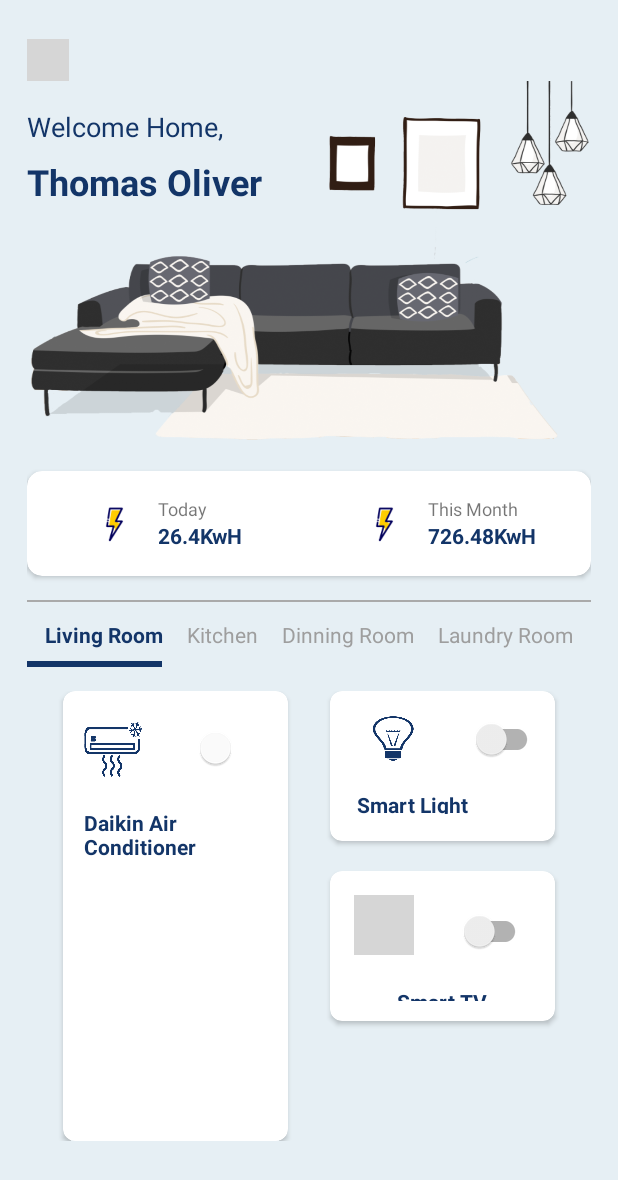
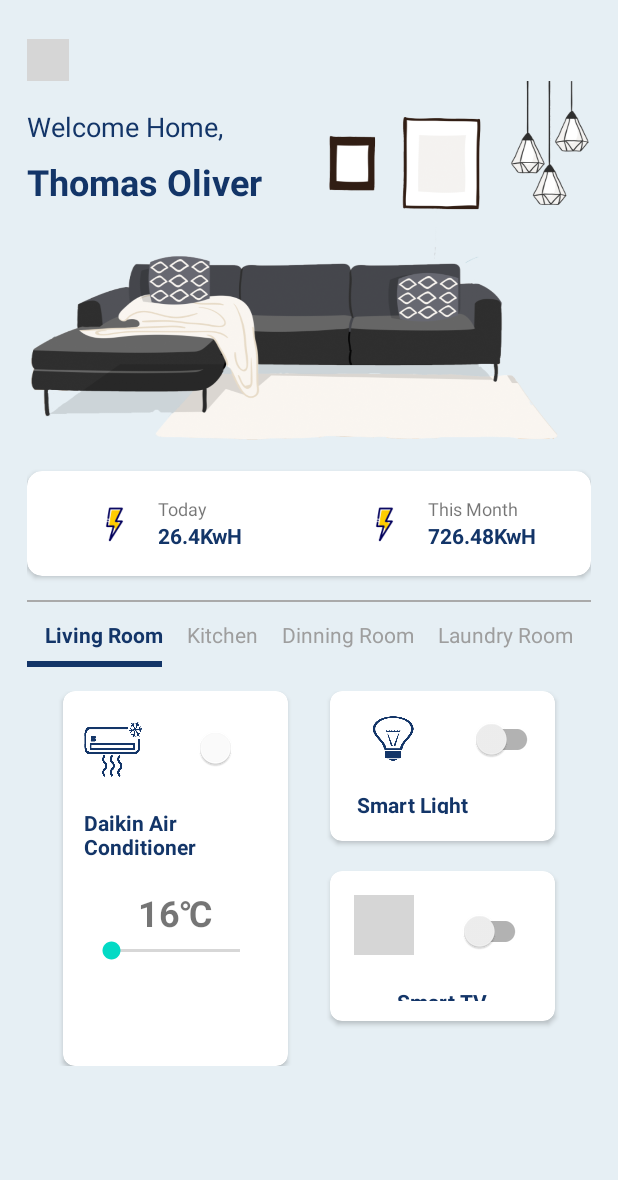
Before and after one commit to YuLiangGoh/SmartHome, an Android app: the screen it shows after launch (MainActivity), on a phone screen of 412 x 824 dp. Shown: the top 1180 px of the screen. Run offline under Robolectric (Android 15) with nearby library versions, the phone set to English and light mode, and no system bars; plain views replace SwitchButton; grey boxes are pictures that could not be loaded.

Commit message:
Update activity_living_room.xml with functioning seekbar

```diff
--- a/app/src/main/java/com/example/smarthome/LivingRoom.java
+++ b/app/src/main/java/com/example/smarthome/LivingRoom.java
@@ -8,13 +8,42 @@ import android.os.Bundle;
 import android.view.LayoutInflater;
 import android.view.View;
 import android.view.ViewGroup;
+import android.widget.SeekBar;
+import android.widget.TextView;
+
 
 public class LivingRoom extends Fragment {
+
 
     @Nullable
     @Override
     public View onCreateView(@NonNull LayoutInflater inflater, @Nullable ViewGroup container, @Nullable Bundle savedInstanceState) {
+
         ViewGroup rootView = (ViewGroup) inflater.inflate(R.layout.activity_living_room, container, false);
+
+        TextView currentTemperature = (TextView)rootView.findViewById(R.id.temperature);
+        SeekBar temperatureBar = (SeekBar)rootView.findViewById(R.id.temperatureBar);
+
+        temperatureBar.setOnSeekBarChangeListener(new SeekBar.OnSeekBarChangeListener() {
+            @Override
+            public void onProgressChanged(SeekBar seekBar, int progress, boolean fromUser) {
+                currentTemperature.setText(progress + "\u2103");
+            }
+
+            @Override
+            public void onStartTrackingTouch(SeekBar seekBar) {
+
+            }
+
+            @Override
+            public void onStopTrackingTouch(SeekBar seekBar) {
+
+            }
+        });
+
+
         return  rootView;
+
+
     }
 }
--- a/app/src/main/res/layout/activity_living_room.xml
+++ b/app/src/main/res/layout/activity_living_room.xml
@@ -14,7 +14,7 @@
 
         <androidx.cardview.widget.CardView
             android:layout_width="150dp"
-            android:layout_height="300dp"
+            android:layout_height="250dp"
             android:elevation="2dp"
             app:cardCornerRadius="8dp"
             android:layout_marginStart="20dp">
@@ -59,6 +59,32 @@
                         android:textColor="@color/primaryColor"
                         android:textStyle="bold" />
                 </LinearLayout>
+
+                <LinearLayout
+                    android:layout_width="match_parent"
+                    android:layout_height="wrap_content"
+                    android:orientation="vertical"
+                    android:padding="10dp">
+
+                    <TextView
+                        android:id="@+id/temperature"
+                        android:layout_width="wrap_content"
+                        android:layout_height="match_parent"
+                        android:layout_gravity="center"
+                        android:text="16\u2103"
+                        android:textSize="24dp"
+                        android:textStyle="bold"/>
+
+                    <SeekBar
+                        android:id="@+id/temperatureBar"
+                        android:layout_width="match_parent"
+                        android:layout_height="wrap_content"
+                        android:max="36"
+                        android:min="16"/>
+
+                </LinearLayout>
+
+
             </LinearLayout>
 
         </androidx.cardview.widget.CardView>
```
